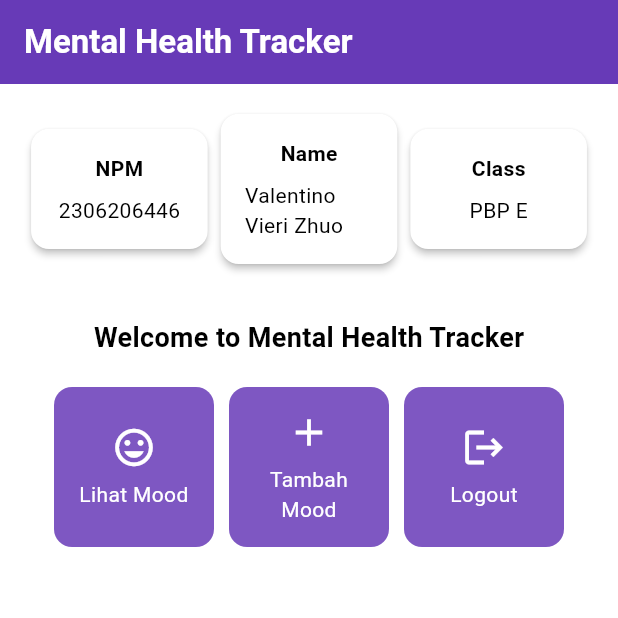
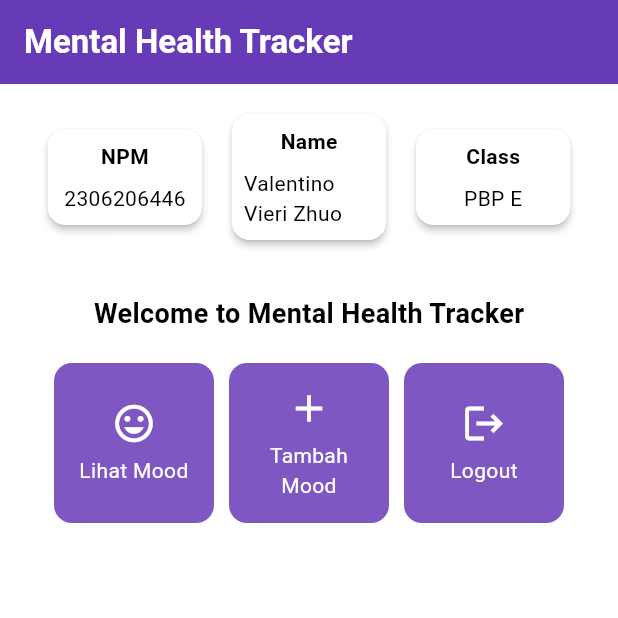
Before and after one commit to Mabacore101/mental-health-tracker-mobile, a Flutter app: the screen it shows after launch, on a phone screen of 412 x 824 dp, the top half of it. Run offline on Flutter 3.47's test engine with Material 3 defaults, Android fonts, the phone set to English and light mode, and no system bars.

Commit message:
Perubahan padding minor.

```diff
--- a/lib/menu.dart
+++ b/lib/menu.dart
@@ -107,8 +107,8 @@ class InfoCard extends StatelessWidget {
       elevation: 2.0,
       child: Container(
         // Mengatur ukuran dan jarak di dalam kartu.
-        width: MediaQuery.of(context).size.width / 3.5, // menyesuaikan dengan lebar device yang digunakan.
-        padding: const EdgeInsets.all(16.0),
+        width: MediaQuery.of(context).size.width / 4, // menyesuaikan dengan lebar device yang digunakan.
+        padding: const EdgeInsets.all(8.0),
         // Menyusun title dan content secara vertikal.
         child: Column(
           children: [
```
